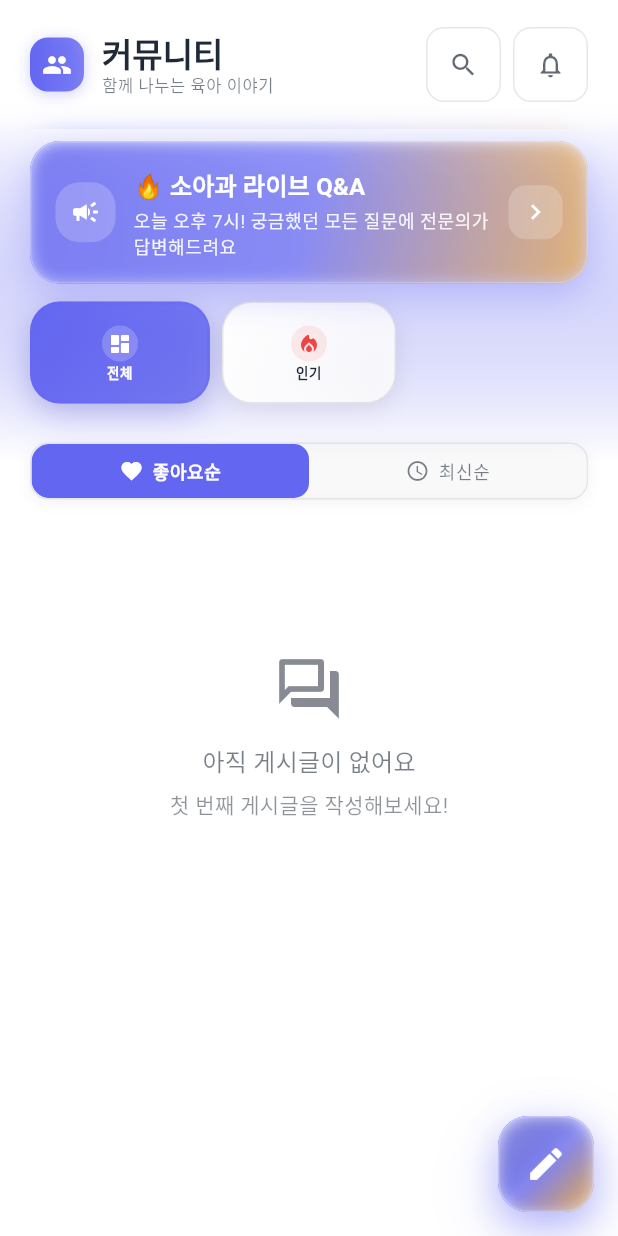
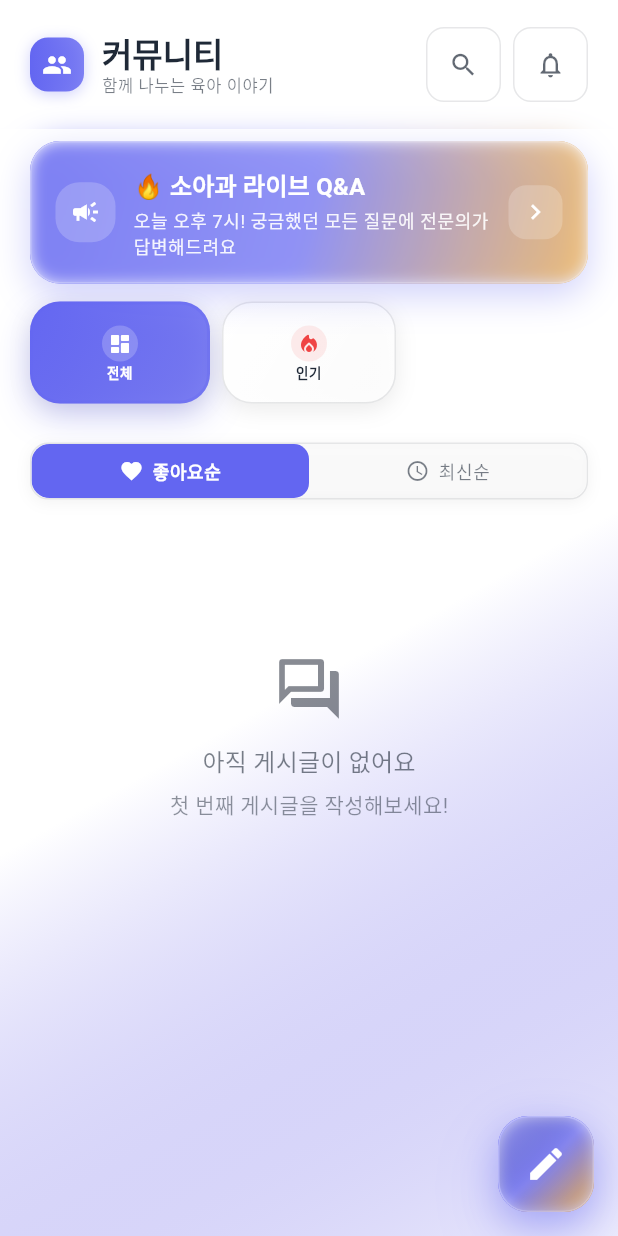
Before and after one commit to skyinthe-sea/bomt, a Flutter app: the CommunityScreen screen opened directly, on a phone screen of 412 x 824 dp. Run offline on Flutter 3.47's test engine with Material 3 defaults, Android fonts, the phone set to English and light mode, and no system bars; our stand-ins replace app_links, fl_chart, flutter_local_notifications, image_picker, persistent_bottom_nav_bar_v2, share_plus and 3 more; missing offline and left inert: kakao_flutter_sdk, kakao_flutter_sdk_user; accounts and stored records are empty; generated files the repository leaves out were written again.

Commit message:
그라데이션 효과 추가

```diff
--- a/lib/src/features/community/presentation/screens/community_screen.dart
+++ b/lib/src/features/community/presentation/screens/community_screen.dart
@@ -77,14 +77,13 @@ class _CommunityScreenState extends State<CommunityScreen>
         body: Container(
           decoration: BoxDecoration(
             gradient: LinearGradient(
-              begin: Alignment.topCenter,
-              end: Alignment.bottomCenter,
+              begin: Alignment.topLeft,
+              end: Alignment.bottomRight,
               colors: [
-                theme.colorScheme.primary.withOpacity(0.05),
-                theme.scaffoldBackgroundColor,
-                theme.scaffoldBackgroundColor,
+                theme.colorScheme.surface,
+                theme.colorScheme.surface.withOpacity(0.8),
+                theme.colorScheme.primaryContainer.withOpacity(0.1),
               ],
-              stops: const [0.0, 0.3, 1.0],
             ),
           ),
           child: Consumer<CommunityProvider>(
```
Also changed, not shown: lib/src/features/home/presentation/screens/home_screen.dart (+5 -6 lines), lib/src/features/timeline/presentation/widgets/clean_background.dart (+9 -1 lines), 1 other file.
